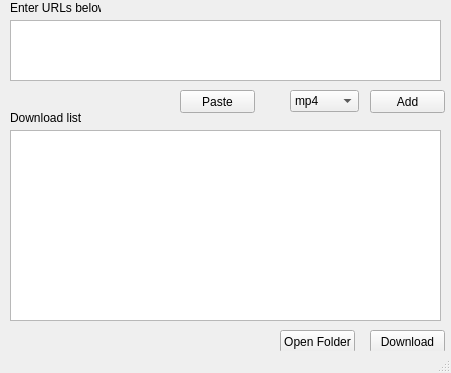
timounger/YouTubeDownloader, file pyuic5/window.ui: the form before one commit.
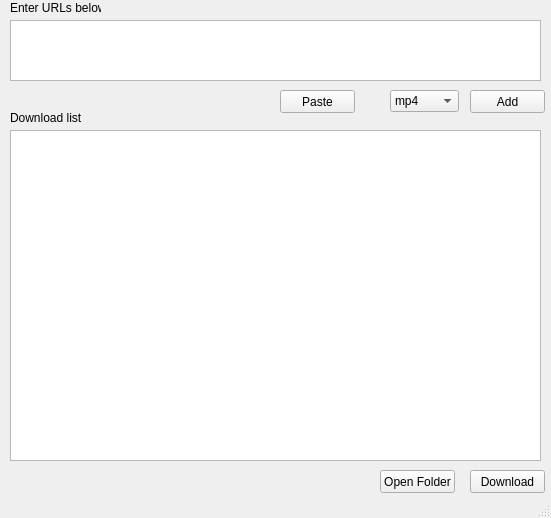
The form after the commit.

```diff
--- a/pyuic5/window.ui
+++ b/pyuic5/window.ui
@@ -6,8 +6,8 @@
    <rect>
     <x>0</x>
     <y>0</y>
-    <width>451</width>
-    <height>373</height>
+    <width>551</width>
+    <height>518</height>
    </rect>
   </property>
   <property name="windowTitle">
@@ -20,8 +20,8 @@
    <widget class="QPushButton" name="button_download">
     <property name="geometry">
      <rect>
-      <x>370</x>
-      <y>330</y>
+      <x>470</x>
+      <y>470</y>
       <width>75</width>
       <height>23</height>
      </rect>
@@ -33,7 +33,7 @@
    <widget class="QPushButton" name="button_add">
     <property name="geometry">
      <rect>
-      <x>370</x>
+      <x>470</x>
       <y>90</y>
       <width>75</width>
       <height>23</height>
@@ -61,7 +61,7 @@
      <rect>
       <x>10</x>
       <y>20</y>
-      <width>431</width>
+      <width>531</width>
       <height>61</height>
      </rect>
     </property>
@@ -76,7 +76,7 @@
    <widget class="QComboBox" name="combo_format">
     <property name="geometry">
      <rect>
-      <x>290</x>
+      <x>390</x>
       <y>90</y>
       <width>69</width>
       <height>22</height>
@@ -96,7 +96,7 @@
    <widget class="QPushButton" name="button_paste">
     <property name="geometry">
      <rect>
-      <x>180</x>
+      <x>280</x>
       <y>90</y>
       <width>75</width>
       <height>23</height>
@@ -109,8 +109,8 @@
    <widget class="QPushButton" name="button_folder">
     <property name="geometry">
      <rect>
-      <x>280</x>
-      <y>330</y>
+      <x>380</x>
+      <y>470</y>
       <width>75</width>
       <height>23</height>
      </rect>
@@ -137,8 +137,8 @@
      <rect>
       <x>10</x>
       <y>130</y>
-      <width>431</width>
-      <height>191</height>
+      <width>531</width>
+      <height>331</height>
      </rect>
     </property>
     <property name="sortingEnabled">
```
